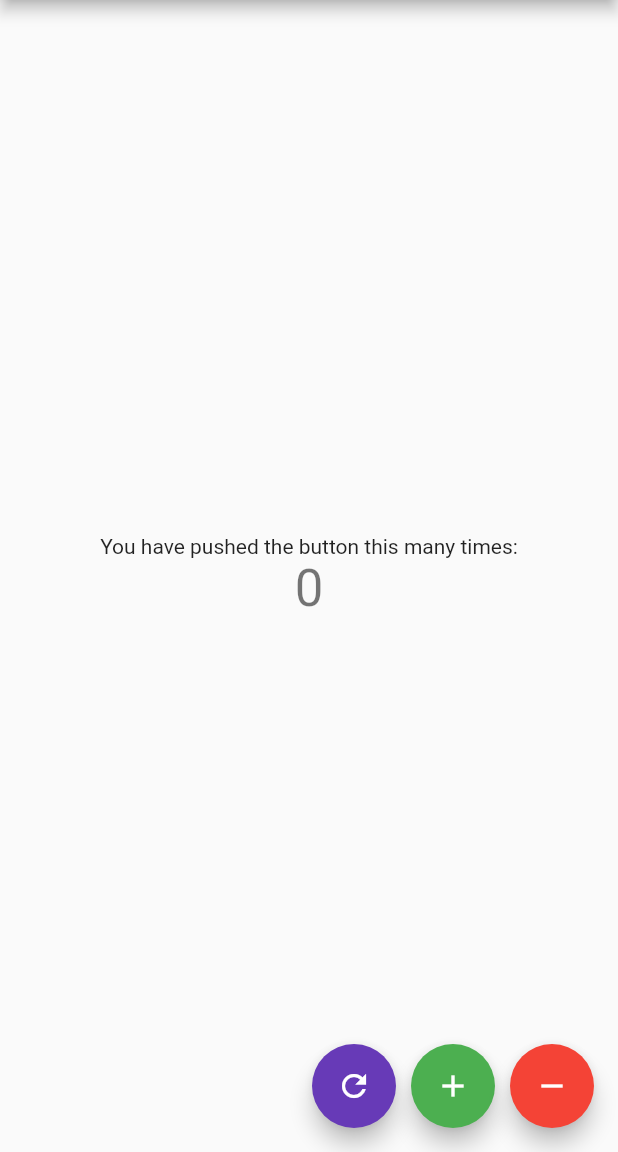
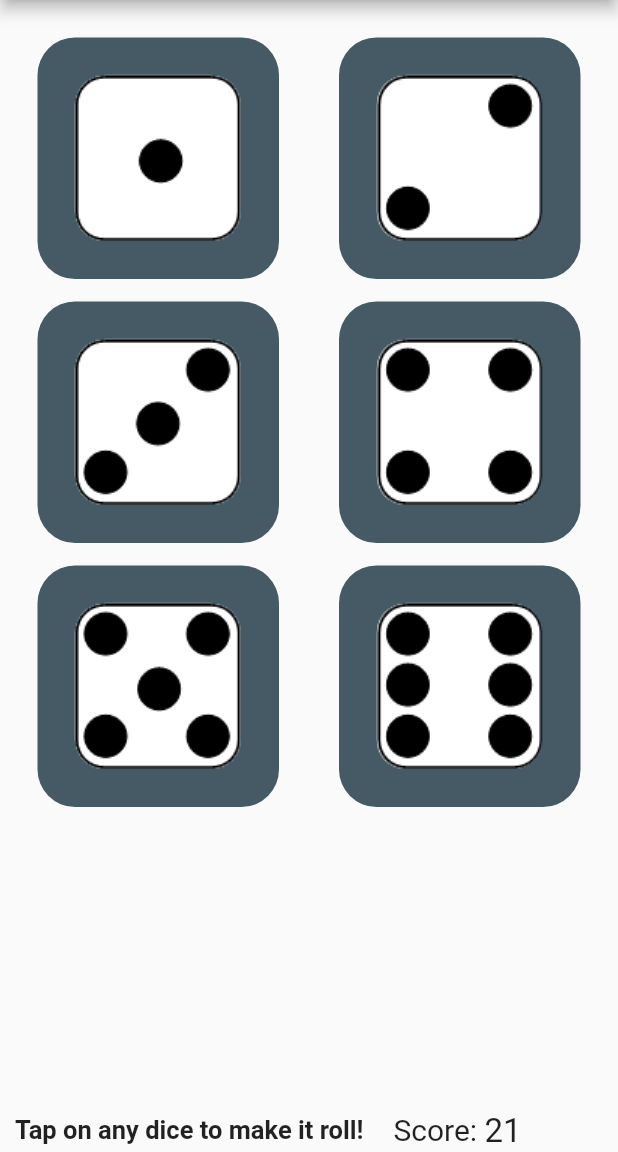
Before and after one commit to juanpablo-pereira/Dice_Roller, a Flutter app: the screen it shows after launch, on a phone screen of 412 x 824 dp, the part 84-1236 px from its top. Run offline on Flutter 3.47's test engine with Material 2 defaults, Android fonts, the phone set to English and light mode, and no system bars.

Commit message:
Dice screen drawn

```diff
--- a/lib/main.dart
+++ b/lib/main.dart
@@ -1,9 +1,6 @@
 import 'package:flutter/material.dart';
-import 'package:flutter_bloc_counter/src/bloc/counter_bloc.dart';
-// import 'package:flutter_bloc_counter/src/screen/dice/dice_screen.dart';
 
-import 'src/bloc/contract/bloc.dart';
-import 'src/screen/dice/counter_screen.dart';
+import 'src/screen/dice/dice_screen.dart';
 
 void main() {
   runApp(MyApp());
@@ -15,32 +12,9 @@ class MyApp extends StatefulWidget {
 }
 
 class _MyAppState extends State<MyApp> {
-  final _blocs = <Bloc>[];
-
   @override
   void initState() {
     super.initState();
-    CounterBloc bloc = CounterBloc();
-    _blocs.add(bloc);
-    _blocs.forEach((bloc) {
-      bloc.initialize();
-    });
-  }
-
-  @override
-  void dispose() {
-    _blocs.forEach((bloc) {
-      bloc.dispose();
-    });
-    super.dispose();
-  }
-
-  T getDesireBloc<T extends Bloc>() {
-    return _blocs.firstWhere(
-      (bloc) {
-        return (bloc is T);
-      },
-    );
   }
 
   @override
@@ -52,12 +26,9 @@ class _MyAppState extends State<MyApp> {
         primarySwatch: Colors.deepPurple,
         visualDensity: VisualDensity.adaptivePlatformDensity,
       ),
-      home: CounterScreen(
-          title: 'Dice Roller', counterBloc: getDesireBloc<CounterBloc>(),
+      home: DiceScreen(
+        title: 'Dice Roller',
       ),
-      // home: DiceScreen(
-      //   title: 'Dice Roller',
-      // ),
     );
   }
 }
--- a/lib/src/bloc/contract/bloc.dart
+++ /dev/null
@@ -1,5 +0,0 @@
-abstract class Bloc {
-  void initialize();
-
-  void dispose();
-}
--- a/lib/src/bloc/counter_bloc.dart
+++ /dev/null
@@ -1,47 +0,0 @@
-import 'dart:async';
-
-import 'package:flutter_bloc_counter/src/bloc/contract/bloc.dart';
-
-import '../screen/dice/counter_event.dart';
-
-class CounterBloc extends Bloc {
-  int _counter = 0;
-
-  final _counterStateController = StreamController<int>();
-
-  StreamSink<int> get _inCounter => _counterStateController.sink;
-
-  Stream<int> get counter => _counterStateController.stream;
-
-  final _counterEventController = StreamController<CounterEvent>();
-
-  Sink<CounterEvent> get counterEventSink => _counterEventController.sink;
-
-  CounterBloc() {
-    _counterEventController.stream.listen(_mapEventToState);
-  }
-
-  void _mapEventToState(CounterEvent event) {
-    switch (event) {
-      case CounterEvent.resetEvent:
-        _counter = 0;
-        break;
-      case CounterEvent.increaseEvent:
-        _counter++;
-        break;
-      case CounterEvent.decreaseEvent:
-        _counter--;
-        break;
-    }
-    _inCounter.add(_counter);
-  }
-
-  @override
-  void initialize() {}
-
-  @override
-  void dispose() {
-    _counterStateController.close();
-    _counterEventController.close();
-  }
-}
--- a/lib/src/screen/dice/counter_event.dart
+++ /dev/null
@@ -1,5 +0,0 @@
-enum CounterEvent {
-  increaseEvent,
-  decreaseEvent,
-  resetEvent,
-}
--- a/lib/src/screen/dice/counter_screen.dart
+++ /dev/null
@@ -1,78 +0,0 @@
-import 'package:flutter/material.dart';
-
-import '../../bloc/counter_bloc.dart';
-import 'counter_event.dart';
-
-class CounterScreen extends StatefulWidget {
-  CounterScreen({Key key, this.title, this.counterBloc})
-      : assert(counterBloc != null),
-        super(key: key);
-
-  final String title;
-  final CounterBloc counterBloc;
-
-  @override
-  _CounterScreenState createState() => _CounterScreenState();
-}
-
-class _CounterScreenState extends State<CounterScreen> {
-  @override
-  Widget build(BuildContext context) {
-    return Scaffold(
-      appBar: AppBar(
-        title: Text(widget.title),
-      ),
-      body: Center(
-        child: StreamBuilder(
-          stream: widget.counterBloc.counter,
-          initialData: 0,
-          builder: (BuildContext context, AsyncSnapshot<int> snapshot) {
-            return Column(
-              mainAxisAlignment: MainAxisAlignment.center,
-              children: <Widget>[
-                Text(
-                  'You have pushed the button this many times:',
-                ),
-                Text(
-                  '${snapshot.data}',
-                  style: Theme.of(context).textTheme.headline4,
-                ),
-              ],
-            );
-          },
-        ),
-        // child:
-      ),
-      floatingActionButton: Row(
-        mainAxisAlignment: MainAxisAlignment.end,
-        children: [
-          FloatingActionButton(
-            onPressed: () => widget.counterBloc.counterEventSink.add(CounterEvent.resetEvent),
-            tooltip: 'Reset',
-            child: Icon(
-              Icons.refresh,
-            ),
-          ),
-          SizedBox(
-            width: 10.0,
-          ),
-          FloatingActionButton(
-            backgroundColor: Colors.green,
-            onPressed: () => widget.counterBloc.counterEventSink.add(CounterEvent.increaseEvent),
-            tooltip: 'Increment',
-            child: Icon(Icons.add),
-          ),
-          SizedBox(
-            width: 10.0,
-          ),
-          FloatingActionButton(
-            backgroundColor: Colors.red,
-            onPressed: () => widget.counterBloc.counterEventSink.add(CounterEvent.decreaseEvent),
-            tooltip: 'Decrement',
-            child: Icon(Icons.remove),
-          ),
-        ],
-      ),
-    );
-  }
-}
--- /dev/null
+++ b/lib/src/screen/dice/dice_screen.dart
@@ -0,0 +1,83 @@
+import 'package:flutter/material.dart';
+
+import '../../utils/constants.dart';
+import '../../utils/textStyles.dart';
+
+class DiceScreen extends StatefulWidget {
+  DiceScreen({
+    Key key,
+    this.title,
+  }) : super(key: key);
+
+  final String title;
+
+  @override
+  _DiceScreenState createState() => _DiceScreenState();
+}
+
+class _DiceScreenState extends State<DiceScreen> {
+  @override
+  Widget build(
+    BuildContext context,
+  ) {
+    return Scaffold(
+      appBar: AppBar(
+        title: Text(
+          widget.title,
+        ),
+      ),
+      body: GridView.count(
+        crossAxisCount: Constants.gridCrossAxisCount,
+        padding: EdgeInsets.all(
+          Constants.gridPadding,
+        ),
+        mainAxisSpacing: Constants.gridMainAxisSpacing,
+        crossAxisSpacing: Constants.gridCrossAxisSpacing,
+        children: List.generate(
+          Constants.diceAmount,
+          (int index) {
+            return _createDiceContainer(index + 1);
+          },
+        ),
+      ),
+      bottomNavigationBar: Row(
+        children: [
+          SizedBox(
+            width: Constants.horizontalPaddingSmall,
+          ),
+          Text(
+            'Tap on any dice to make it roll!',
+            style: TextStyles.bottomNavigationLabelTextStyle,
+          ),
+          SizedBox(
+            width: Constants.horizontalPaddingMedium,
+          ),
+          Text(
+            'Score: ',
+            style: TextStyles.bottomNavigationScoreLabelTextStyle,
+          ),
+          Text(
+            '21',
+            style: TextStyles.bottomNavigationScoreValueTextStyle,
+          ),
+        ],
+      ),
+    );
+  }
+
+  Widget _createDiceContainer(int diceNumber) {
+    return Container(
+      decoration: BoxDecoration(
+        borderRadius: BorderRadius.circular(
+          Constants.diceContainerBorderRadius,
+        ),
+        color: Colors.blueGrey.shade700,
+      ),
+      child: Image(
+        image: AssetImage(
+          'assets/face_$diceNumber.png',
+        ),
+      ),
+    );
+  }
+}
--- /dev/null
+++ b/lib/src/utils/constants.dart
@@ -0,0 +1,15 @@
+abstract class Constants {
+  static const double widthHeightOfDice = 100.0;
+  static const int diceAmount = 6;
+  static const double gridPadding = 25.0;
+  static const int gridCrossAxisCount = 2;
+  static const double gridMainAxisSpacing = 15.0;
+  static const double gridCrossAxisSpacing = 40.0;
+  static const double horizontalPaddingSmall = 10.0;
+  static const double horizontalPaddingMedium = 20.0;
+  static const double diceContainerBorderRadius = 25.0;
+  static const double bottomNavigationLabelFontSize = 17.0;
+  static const double bottomNavigationScoreLabelFontSize = 20.0;
+  static const double bottomNavigationScoreValueFontSize = 22.0;
+  static const double bottomNavigationTextHeight = 1.4;
+}
--- /dev/null
+++ b/lib/src/utils/textStyles.dart
@@ -0,0 +1,21 @@
+import 'package:flutter/material.dart';
+
+import '../utils/constants.dart';
+
+abstract class TextStyles {
+  static const TextStyle bottomNavigationLabelTextStyle = TextStyle(
+    fontSize: Constants.bottomNavigationLabelFontSize,
+    fontWeight: FontWeight.w700,
+    height: Constants.bottomNavigationTextHeight,
+  );
+  static const TextStyle bottomNavigationScoreLabelTextStyle = TextStyle(
+    fontSize: Constants.bottomNavigationScoreLabelFontSize,
+    fontWeight: FontWeight.w400,
+    height: Constants.bottomNavigationTextHeight,
+  );
+  static const TextStyle bottomNavigationScoreValueTextStyle = TextStyle(
+    fontSize: Constants.bottomNavigationScoreValueFontSize,
+    fontWeight: FontWeight.w400,
+    height: Constants.bottomNavigationTextHeight,
+  );
+}
```
Also changed, not shown: pubspec.yaml (+4 -3 lines), assets/face_1.png (added), assets/face_2.png (added), assets/face_3.png (added), assets/face_4.png (added), assets/face_5.png (added), assets/face_6.png (added), 11 other files.
